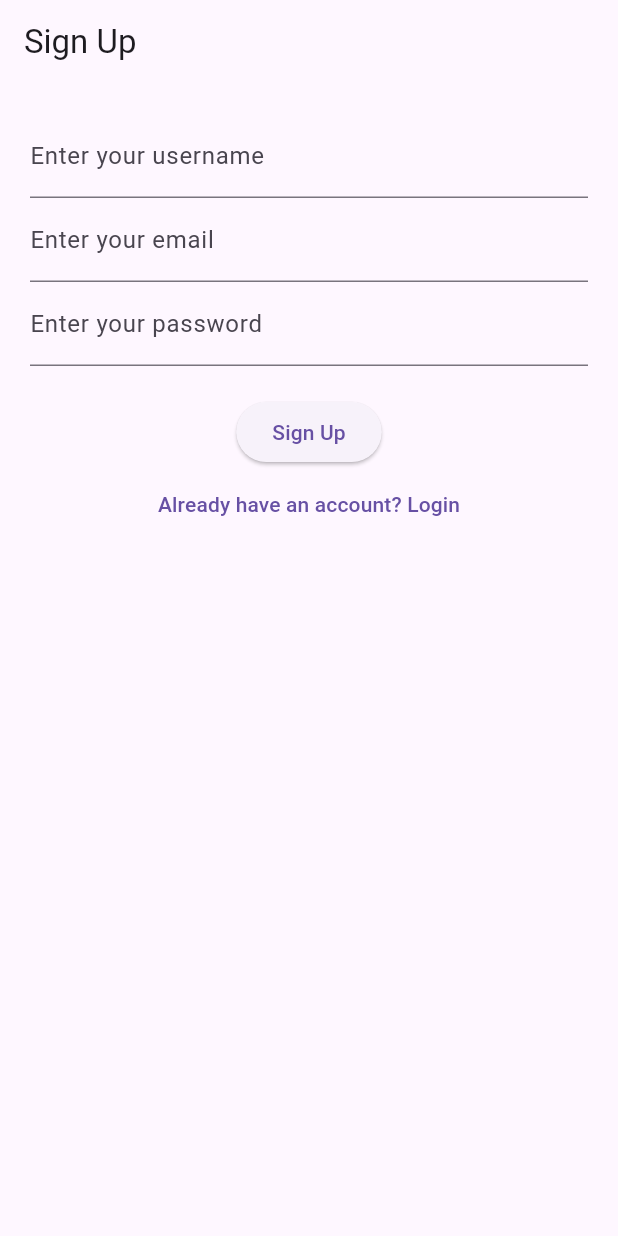
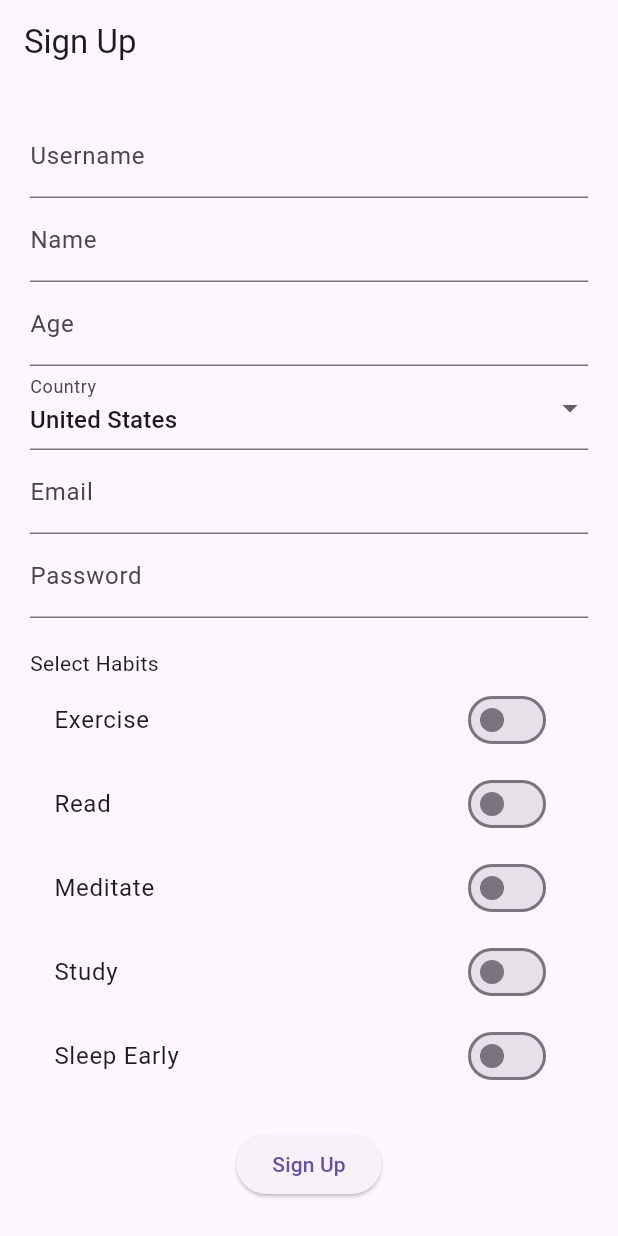
Before and after one commit to Weaam87/habit_tracker, a Flutter app: the screen it shows after launch, on a phone screen of 412 x 824 dp. Run offline on Flutter 3.47's test engine with Material 3 defaults, Android fonts, the phone set to English and light mode, and no system bars; our stand-ins replace shared_preferences.

Commit message:
Add local storage integration

```diff
--- /dev/null
+++ b/lib/country_list.dart
@@ -0,0 +1,12 @@
+const List<String> countryList = [
+  'United States',
+  'Canada',
+  'United Kingdom',
+  'Australia',
+  'Germany',
+  'France',
+  'India',
+  'Japan',
+  'Brazil',
+  'South Africa',
+];
--- a/lib/register_screen.dart
+++ b/lib/register_screen.dart
@@ -1,5 +1,7 @@
 import 'package:flutter/material.dart';
 import 'package:shared_preferences/shared_preferences.dart';
+import 'dart:convert';
+import 'country_list.dart';
 
 class RegisterScreen extends StatefulWidget {
   const RegisterScreen({super.key});
@@ -10,11 +12,33 @@ class RegisterScreen extends StatefulWidget {
 
 class _RegisterScreenState extends State<RegisterScreen> {
   final usernameController = TextEditingController();
+  final nameController = TextEditingController();
+  final ageController = TextEditingController();
   final emailController = TextEditingController();
   final passwordController = TextEditingController();
 
+  String selectedCountry = countryList.first;
+
+  final Map<String, bool> _habitToggles = {
+    'Exercise': false,
+    'Read': false,
+    'Meditate': false,
+    'Study': false,
+    'Sleep Early': false,
+  };
+
+  final Map<String, String> _habitColors = {
+    'Exercise': 'FF5733',
+    'Read': '33FF57',
+    'Meditate': '3357FF',
+    'Study': 'FF33A1',
+    'Sleep Early': 'FFC300',
+  };
+
   bool validateForm() {
     return usernameController.text.isNotEmpty &&
+        nameController.text.isNotEmpty &&
+        ageController.text.isNotEmpty &&
         emailController.text.isNotEmpty &&
         passwordController.text.isNotEmpty;
   }
@@ -22,8 +46,19 @@ class _RegisterScreenState extends State<RegisterScreen> {
   Future<void> saveUserData() async {
     SharedPreferences prefs = await SharedPreferences.getInstance();
     await prefs.setString('username', usernameController.text);
+    await prefs.setString('name', nameController.text);
+    await prefs.setString('age', ageController.text);
+    await prefs.setString('country', selectedCountry);
     await prefs.setString('email', emailController.text);
     await prefs.setString('password', passwordController.text);
+
+    Map<String, String> selectedHabits = {};
+    _habitToggles.forEach((habit, selected) {
+      if (selected) {
+        selectedHabits[habit] = _habitColors[habit]!;
+      }
+    });
+    await prefs.setString('habits', jsonEncode(selectedHabits));
   }
 
   @override
@@ -32,21 +67,61 @@ class _RegisterScreenState extends State<RegisterScreen> {
       appBar: AppBar(title: Text("Sign Up")),
       body: Padding(
         padding: const EdgeInsets.all(20),
+        child: SingleChildScrollView(
           child: Column(
             children: [
               TextField(
                 controller: usernameController,
-              decoration: InputDecoration(labelText: 'Enter your username'),
+                decoration: InputDecoration(labelText: 'Username'),
+              ),
+              TextField(
+                controller: nameController,
+                decoration: InputDecoration(labelText: 'Name'),
+              ),
+              TextField(
+                controller: ageController,
+                decoration: InputDecoration(labelText: 'Age'),
+                keyboardType: TextInputType.number,
+              ),
+              DropdownButtonFormField<String>(
+                value: selectedCountry,
+                decoration: InputDecoration(labelText: 'Country'),
+                items: countryList
+                    .map((c) => DropdownMenuItem(value: c, child: Text(c)))
+                    .toList(),
+                onChanged: (val) {
+                  setState(() {
+                    selectedCountry = val!;
+                  });
+                },
               ),
               TextField(
                 controller: emailController,
-              decoration: InputDecoration(labelText: 'Enter your email'),
+                decoration: InputDecoration(labelText: 'Email'),
                 keyboardType: TextInputType.emailAddress,
               ),
               TextField(
                 controller: passwordController,
-              decoration: InputDecoration(labelText: 'Enter your password'),
+                decoration: InputDecoration(labelText: 'Password'),
                 obscureText: true,
+              ),
+              const SizedBox(height: 20),
+              const Align(
+                alignment: Alignment.centerLeft,
+                child: Text('Select Habits'),
+              ),
+              Column(
+                children: _habitToggles.keys.map((habit) {
+                  return SwitchListTile(
+                    title: Text(habit),
+                    value: _habitToggles[habit]!,
+                    onChanged: (val) {
+                      setState(() {
+                        _habitToggles[habit] = val;
+                      });
+                    },
+                  );
+                }).toList(),
               ),
               SizedBox(height: 20),
             ElevatedButton(
```
Also changed, not shown: lib/add_habit_screen.dart (+20 -13 lines), lib/habit_tracker_screen.dart (+26 -4 lines), lib/login_screen.dart (+19 -3 lines). Lines whose indentation alone changed are shown as unchanged.
